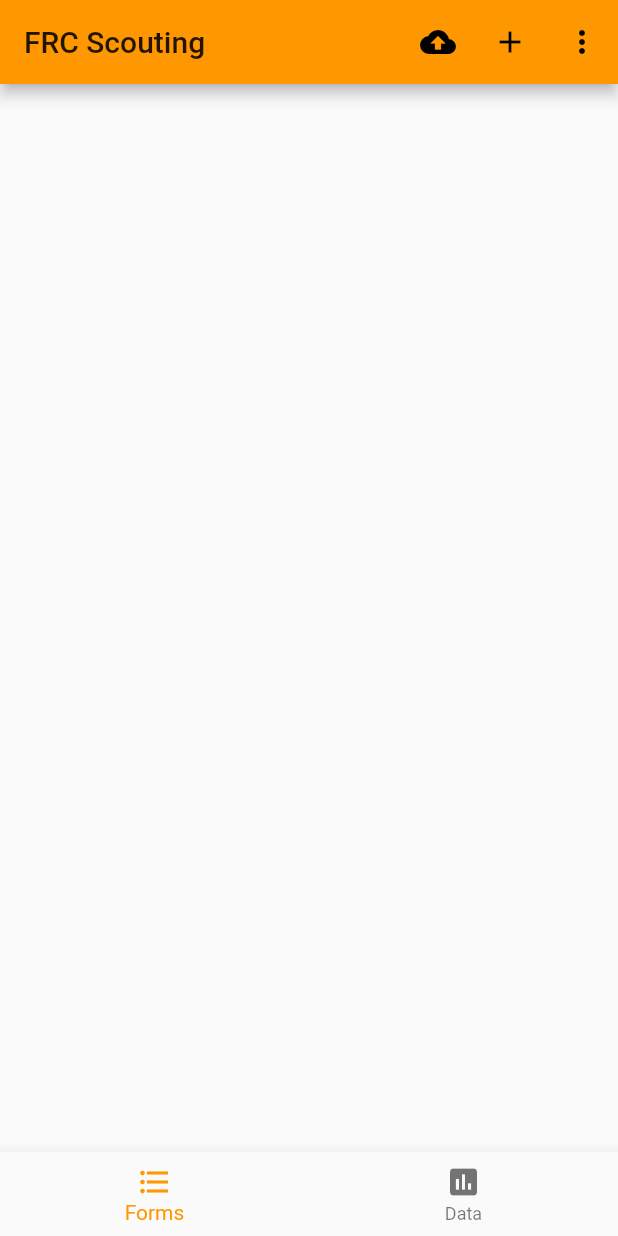
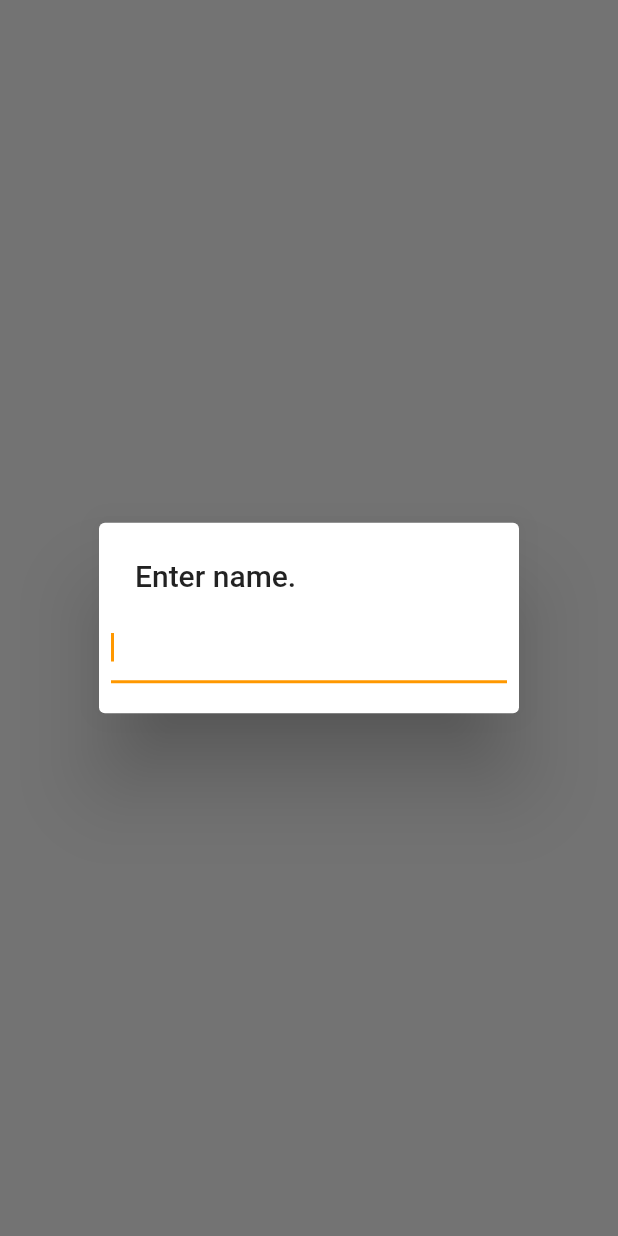
Before and after one commit to FRC5892/scouting_app, a Flutter app: the screen it shows after launch, on a phone screen of 412 x 824 dp. Run offline on Flutter 3.47's test engine with Material 2 defaults, Android fonts, the phone set to English and light mode, and no system bars; our stand-ins replace cloud_firestore, csv, firebase_auth, shared_preferences; accounts and stored records are empty; project files that could hold a hidden picture were left out.

Commit message:
Name entry

```diff
--- a/lib/main.dart
+++ b/lib/main.dart
@@ -19,6 +19,7 @@ export 'widgets/screens/data/team_data_list_screen.dart';
 export 'widgets/screens/home/home_screen.dart';
 export 'widgets/screens/intro_screen.dart';
 export 'widgets/misc/list_header.dart';
+export 'widgets/dialogs/text_entry_dialog.dart';
 
 void main() {
   //debugPaintSizeEnabled = true; // import the flutter rendering library
--- /dev/null
+++ b/lib/widgets/dialogs/text_entry_dialog.dart
@@ -0,0 +1,23 @@
+import 'package:flutter/material.dart';
+
+// TODO move upwards on the screen (potentially respond to keyboard)
+class TextEntryDialog extends StatelessWidget {
+  final String prompt;
+  TextEntryDialog(this.prompt);
+
+  @override
+  Widget build(BuildContext context) {
+    return new SimpleDialog(
+        title: new Text(prompt),
+        children: <Widget>[
+          new Container(
+            padding: new EdgeInsets.fromLTRB(8.0, 0.0, 8.0, 4.0),
+            child: new TextField(
+              autofocus: true,
+              onSubmitted: Navigator.of(context).pop,
+            ),
+          )
+        ]
+    );
+  }
+}
--- a/lib/widgets/screens/intro_screen.dart
+++ b/lib/widgets/screens/intro_screen.dart
@@ -2,18 +2,16 @@ import 'package:flutter/material.dart';
 import 'package:scouting_app/main.dart';
 import 'package:shared_preferences/shared_preferences.dart';
 
-// TODO handle getting teamCode, teamPass, userName
 class IntroScreen extends StatelessWidget {
   @override
   Widget build(BuildContext context) {
     //Navigator.pushReplacementNamed(context, "/home"); // this crashes
     () async {
-      await SharedPreferences.getInstance()
-        ..setString(MapKeys.TEAM_CODE, "someTeamCode")
-        ..setString(MapKeys.TEAM_PASS, "someTeamPass")
-        ..setString(MapKeys.USER_NAME, "Tom John");
+      SharedPreferences sPrefs = await SharedPreferences.getInstance();
+      if (sPrefs.getString(MapKeys.USER_NAME) == null)
+        sPrefs.setString(MapKeys.USER_NAME, await showDialog(context: context, child: new TextEntryDialog("Enter name.")));
       Navigator.pushReplacementNamed(context, "/home");
     }();
-    return const Text("Don't worry about this.");
+    return const Scaffold();
   }
 }
```
